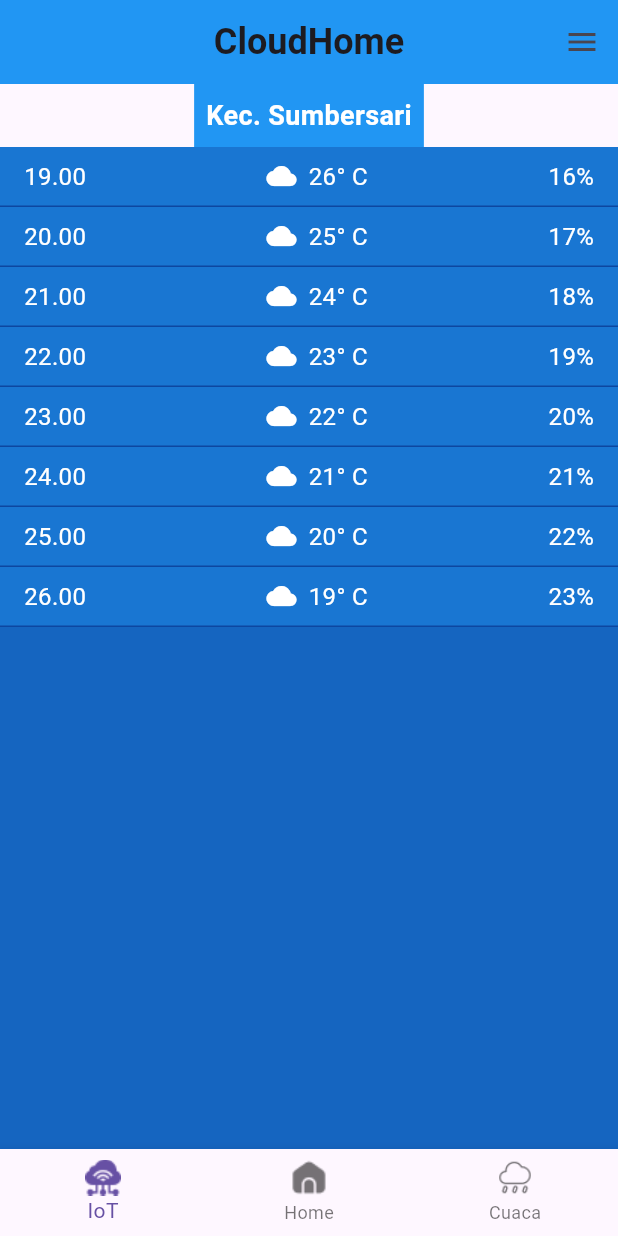
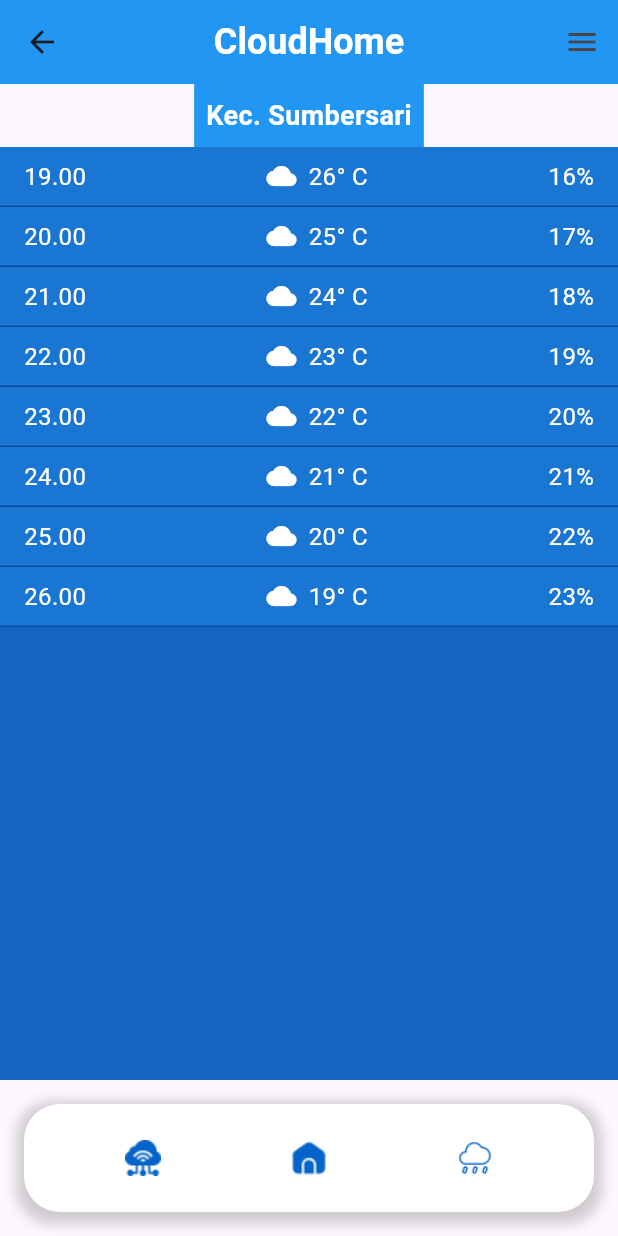
Before and after one commit to ghiyaazt/CloudHome_Project-Workshop-Aplikasi-Mobile, a Flutter app: the screen it shows after launch, item 3 of the bottom bar chosen, after a tap on the "menu" icon, on a phone screen of 412 x 824 dp. Run offline on Flutter 3.47's test engine with Material 3 defaults, Android fonts, the phone set to English and light mode, and no system bars; our stand-ins replace firebase_auth, firebase_core, fl_chart, font_awesome_flutter; accounts and stored records are empty.

Commit message:
memperbaiki tampilan

```diff
--- a/lib/screens/control_screen.dart
+++ b/lib/screens/control_screen.dart
@@ -2,28 +2,15 @@ import 'package:flutter/material.dart';
 import 'home.dart';
 import 'iot.dart';
 
-void main() {
-  runApp(cuaca());
-}
 
 class cuaca extends StatelessWidget {
-  @override
-  Widget build(BuildContext context) {
-    return MaterialApp(
-      debugShowCheckedModeBanner: false,
-      home: WeatherScreen(),
-    );
-  }
-}
-
-class WeatherScreen extends StatelessWidget {
   @override
   Widget build(BuildContext context) {
     return Scaffold(
       appBar: AppBar(
         backgroundColor: Colors.blue,
         title: Text('CloudHome',
-            style: TextStyle(fontSize: 24, fontWeight: FontWeight.bold)),
+            style: TextStyle(fontSize: 24, fontWeight: FontWeight.bold, color: Colors.white)),
         centerTitle: true,
         actions: [
           IconButton(
@@ -63,42 +50,53 @@ class WeatherScreen extends StatelessWidget {
           ),
         ],
       ),
-      bottomNavigationBar: BottomNavigationBar(
-        onTap: (index) {
-          if (index == 0) {
-            // Navigasi ke layar IoT
+      bottomNavigationBar: Container(
+        margin: const EdgeInsets.all(16),
+        padding: const EdgeInsets.symmetric(horizontal: 24, vertical: 12),
+        decoration: BoxDecoration(
+          color: Colors.white,
+          borderRadius: BorderRadius.circular(24),
+          boxShadow: [
+            BoxShadow(
+              color: Colors.grey.withOpacity(0.5),
+              spreadRadius: 5,
+              blurRadius: 7,
+              offset: Offset(0, 3),
+            ),
+          ],
+        ),
+        child: Row(
+          mainAxisAlignment: MainAxisAlignment.spaceAround,
+          children: [
+            IconButton(
+              icon: Image.asset('assets/images/iot 1.png', height: 24), // Adjust image paths
+              onPressed: () {
                 Navigator.push(
                   context,
                   MaterialPageRoute(builder: (context) => iotscreen()),
                 );
-          } else if (index == 1) {
-            // Navigasi ke layar Home
+              },
+            ),
+            IconButton(
+              icon: Image.asset('assets/images/home (3) 1.png', height: 24),
+              onPressed: () {
                 Navigator.push(
                   context,
                   MaterialPageRoute(builder: (context) => Beranda()),
                 );
-          }
               },
-        items: [
-          BottomNavigationBarItem(
-            icon: ImageIcon(
-              AssetImage('assets/images/iot 1.png'),
-            ), // Gambar ikon untuk IoT
-            label: 'IoT',
             ),
-          BottomNavigationBarItem(
-            icon: ImageIcon(
-              AssetImage('assets/images/home (3) 1.png'),
-            ), // Gambar ikon untuk Home
-            label: 'Home',
-          ),
-          BottomNavigationBarItem(
-            icon: ImageIcon(
-              AssetImage('assets/images/snowing 2.png'),
-            ), // Gambar ikon untuk Cuaca
-            label: 'Cuaca',
+            IconButton(
+              icon: Image.asset('assets/images/snowing 2.png', height: 24),
+              onPressed: () {
+                Navigator.push(
+                  context,
+                  MaterialPageRoute(builder: (context) => cuaca()),
+                );
+              },
             ),
           ],
+        ),
       ),
     );
   }
@@ -140,14 +138,3 @@ class WeatherCard extends StatelessWidget {
     );
   }
 }
-
-// Dummy screen for IoT
-class IoTScreen extends StatelessWidget {
-  @override
-  Widget build(BuildContext context) {
-    return Scaffold(
-      appBar: AppBar(title: Text("IoT Screen")),
-      body: Center(child: Text("This is the IoT screen")),
-    );
-  }
-}
--- a/lib/screens/home.dart
+++ b/lib/screens/home.dart
@@ -21,28 +21,45 @@ class _BerandaState extends State<Beranda> {
   Widget build(BuildContext context) {
     return Scaffold(
       appBar: AppBar(
-        title: Text('CloudHome'),
-        backgroundColor: Colors.blue,
+        title: Text('CloudHome', style: TextStyle(fontSize: 24)),
+        backgroundColor: Colors.white,
+        centerTitle: true,
+        leading: Padding(
+          padding: const EdgeInsets.all(8.0),
+          child: Image.asset('assets/images/logo1 1.png'), // Add your logo image
+        ),
+        actions: [
+          IconButton(
+            icon: Icon(Icons.menu, color: Colors.white),
+            onPressed: () {},
+          ),
+        ],
       ),
       body: Padding(
-        padding: const EdgeInsets.all(16.0),
+        padding: const EdgeInsets.symmetric(horizontal: 24, vertical: 20),
         child: Column(
           children: [
             Text(
               'Selamat Siang, User',
               style: TextStyle(
-                fontSize: 24,
-                fontWeight: FontWeight.bold,
+                fontSize: 20,
+                color: Colors.white,
+                fontWeight: FontWeight.w500,
               ),
             ),
             SizedBox(height: 20),
             Container(
-              padding: EdgeInsets.all(10),
+              padding: EdgeInsets.all(20),
               decoration: BoxDecoration(
-                color: Colors.blue[100],
-                borderRadius: BorderRadius.circular(10),
+                gradient: LinearGradient(
+                  colors: [Colors.blue[400]!, Colors.blue[200]!],
+                  begin: Alignment.topCenter,
+                  end: Alignment.bottomCenter,
+                ),
+                borderRadius: BorderRadius.circular(16),
               ),
               child: Column(
+                mainAxisSize: MainAxisSize.min,
                 children: [
                   Icon(
                     FontAwesomeIcons.cloudSun,
@@ -52,15 +69,19 @@ class _BerandaState extends State<Beranda> {
                   SizedBox(height: 10),
                   Text(
                     '17° C',
-                    style: TextStyle(fontSize: 32, fontWeight: FontWeight.bold),
+                    style: TextStyle(
+                      fontSize: 48,
+                      color: Colors.white,
+                      fontWeight: FontWeight.bold,
+                    ),
                   ),
                   SizedBox(height: 10),
                   Row(
                     mainAxisAlignment: MainAxisAlignment.spaceEvenly,
                     children: [
-                      Text('6%'),
-                      Text('90%'),
-                      Text('19 km/h'),
+                      Text('6%', style: TextStyle(color: Colors.white)),
+                      Text('90%', style: TextStyle(color: Colors.white)),
+                      Text('19 km/h', style: TextStyle(color: Colors.white)),
                     ],
                   ),
                 ],
@@ -72,21 +93,36 @@ class _BerandaState extends State<Beranda> {
               child: Container(
                 padding: EdgeInsets.all(20),
                 decoration: BoxDecoration(
-                  color: isClotheslineOn ? Colors.red : Colors.blue,
-                  shape: BoxShape.circle,
+                  color: Colors.white,
+                  borderRadius: BorderRadius.circular(10),
                 ),
-                child: Image.asset(
-                  'assets/images/power (1) 2.png', // Replace with your image asset path
-                  width: 60,  // Adjust as needed
-                  height: 60,
-                  color: Colors.white, // Optional: apply color tint if desired
+                child: Column(
+                  children: [
+                    Text(
+                      'CLOTHSLINE',
+                      style: TextStyle(
+                        fontSize: 18,
+                        color: Colors.blue[900],
+                        fontWeight: FontWeight.bold,
+                      ),
+                    ),
+                    SizedBox(height: 10),
+                    Container(
+                      padding: EdgeInsets.all(15),
+                      decoration: BoxDecoration(
+                        color: isClotheslineOn ? Colors.red : Colors.blue[900],
+                        shape: BoxShape.circle,
+                      ),
+                      child: Image.asset(
+                        'assets/images/power (1) 2.png', // Path to your local icon image
+                        width: 50,  // Adjust width as needed
+                        height: 50, // Adjust height as needed
+                        color: Colors.white, // Apply color tint if desired
+                      ),
+                    ),
+                  ],
                 ),
               ),
-            ),
-            SizedBox(height: 10),
-            Text(
-              'CLOTHSLINE',
-              style: TextStyle(fontSize: 18, fontWeight: FontWeight.bold),
             ),
           ],
         ),
@@ -110,7 +146,7 @@ class _BerandaState extends State<Beranda> {
           mainAxisAlignment: MainAxisAlignment.spaceAround,
           children: [
             IconButton(
-              icon: Image.asset('assets/images/iot 1.png', height: 24),
+              icon: Image.asset('assets/images/iot 1.png', height: 24), // Adjust image paths
               onPressed: () {
                 Navigator.push(
                   context,
@@ -136,6 +172,7 @@ class _BerandaState extends State<Beranda> {
           ],
         ),
       ),
+      backgroundColor: Colors.blue[800],
     );
   }
 }
```
Also changed, not shown: lib/screens/clothsline_menu.dart (+7 -1 lines), lib/screens/iot.dart (+74 -47 lines). Lines whose indentation alone changed are shown as unchanged.
